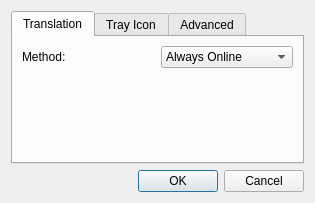
First picture: the form in pysozlukqt/ui/config.ui, repository jnmbk/boncuk, before the edit.
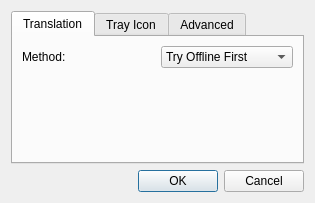
Second picture: the form after the edit. Icons and pictures are not drawn.

```diff
--- a/pysozlukqt/ui/config.ui
+++ b/pysozlukqt/ui/config.ui
@@ -40,16 +40,6 @@
          </item>
          <item>
           <widget class="QComboBox" name="translation_method" >
-           <item>
-            <property name="text" >
-             <string>Always Online</string>
-            </property>
-           </item>
-           <item>
-            <property name="text" >
-             <string>Always Offline</string>
-            </property>
-           </item>
            <item>
             <property name="text" >
              <string>Try Offline First</string>
```
Left out of the diff: 10 changed lines with no effect on the pictures.
